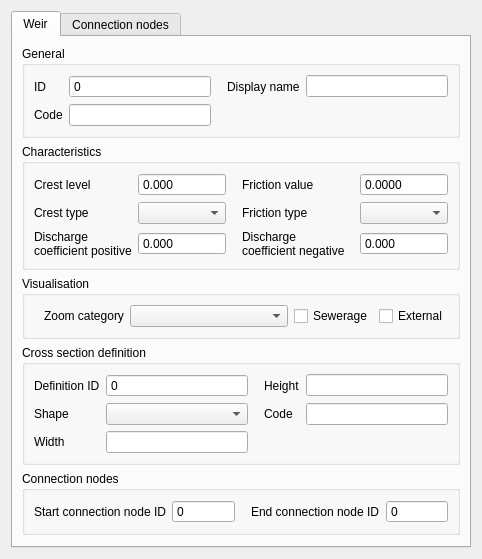
nens/threedi-schematisation-editor, file threedi_model_builder/forms/ui/weir.ui: the form before one commit.
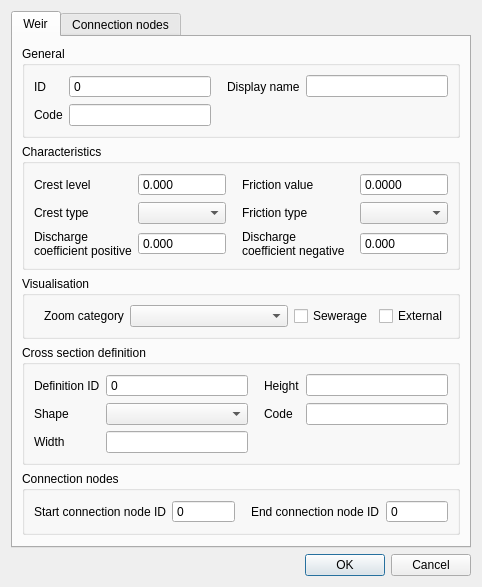
The form after the commit.

The edit to the form file:
```diff
--- a/threedi_model_builder/forms/ui/weir.ui
+++ b/threedi_model_builder/forms/ui/weir.ui
@@ -7,7 +7,7 @@
     <x>0</x>
     <y>0</y>
     <width>482</width>
-    <height>499</height>
+    <height>526</height>
    </rect>
   </property>
   <property name="windowTitle">
@@ -1086,6 +1086,13 @@
      </widget>
     </widget>
    </item>
+   <item row="1" column="0">
+    <widget class="QDialogButtonBox" name="buttonBox">
+     <property name="standardButtons">
+      <set>QDialogButtonBox::Cancel|QDialogButtonBox::Ok</set>
+     </property>
+    </widget>
+   </item>
   </layout>
  </widget>
  <tabstops>
```
